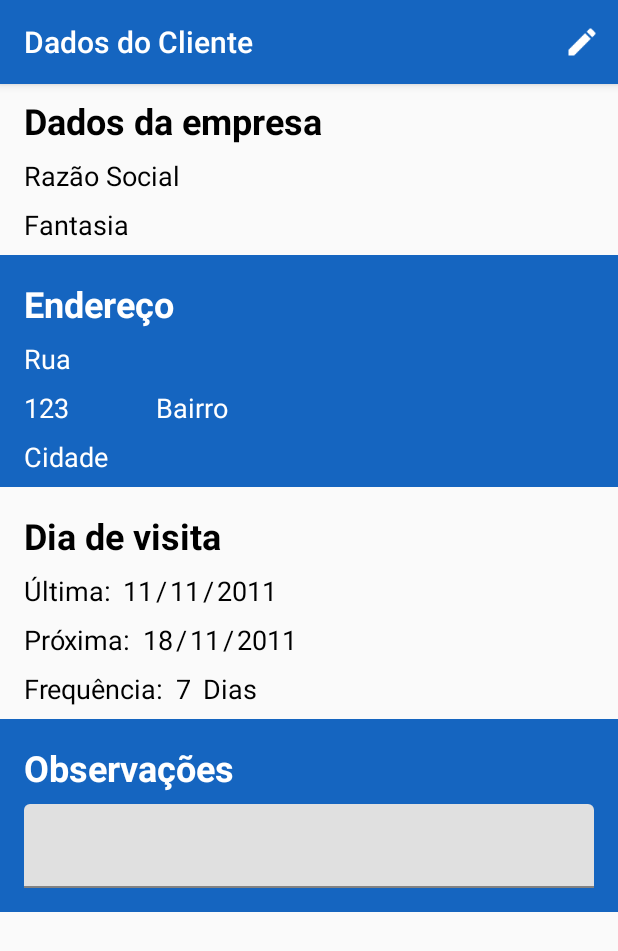
After one commit to pablohcl/W190227, an Android app: the fragment ClientesDadosFragment placed in its activity, on a phone screen of 412 x 824 dp. The commit adds this screen. Shown: the top 951 px of the screen. Run offline under Robolectric (Android 15) with nearby library versions, the phone set to English and light mode, and no system bars; 1 statement that could not run was skipped.

```diff
--- a/app/src/main/java/com/example/w190227/adapter/ClienteAdapter.java
+++ b/app/src/main/java/com/example/w190227/adapter/ClienteAdapter.java
@@ -1,7 +1,12 @@
 package com.example.w190227.adapter;
 
+import android.app.AlertDialog;
 import android.content.Context;
+import android.os.Bundle;
 import android.support.annotation.NonNull;
+import android.support.v4.app.Fragment;
+import android.support.v4.app.FragmentManager;
+import android.support.v4.app.FragmentTransaction;
 import android.support.v7.widget.RecyclerView;
 import android.view.LayoutInflater;
 import android.view.View;
@@ -10,6 +15,8 @@ import android.widget.TextView;
 import android.widget.Toast;
 
 import com.example.w190227.R;
+import com.example.w190227.fragment.BaseFragment;
+import com.example.w190227.fragment.ClientesDadosFragment;
 import com.example.w190227.objetos.Cliente;
 
 import java.util.ArrayList;
@@ -18,10 +25,12 @@ public class ClienteAdapter extends RecyclerView.Adapter {
 
     private Context context;
     private ArrayList<Cliente> alClientes;
+    private Fragment frag;
 
-    public ClienteAdapter(Context context1, ArrayList<Cliente> clientes){
+    public ClienteAdapter(Context context1, ArrayList<Cliente> clientes, Fragment f){
         this.context = context1;
         this.alClientes = clientes;
+        this.frag = f;
     }
 
     @NonNull
@@ -47,7 +56,14 @@ public class ClienteAdapter extends RecyclerView.Adapter {
         customViewHolder.itemView.setOnClickListener(new View.OnClickListener() {
             @Override
             public void onClick(View view) {
-                Toast.makeText(context, "Clicou no "+cliente.getId(), Toast.LENGTH_SHORT).show();
+                ClientesDadosFragment clientesDadosFragment = new ClientesDadosFragment();
+                FragmentTransaction ft = frag.getFragmentManager().beginTransaction();
+                Bundle arguments = new Bundle();
+                arguments.putInt("id", cliente.getId());
+                clientesDadosFragment.setArguments(arguments);
+                ft.replace(R.id.frame_content, clientesDadosFragment, null);
+                ft.addToBackStack(null);
+                ft.commit();
             }
         });
     }
--- /dev/null
+++ b/app/src/main/java/com/example/w190227/fragment/ClientesDadosFragment.java
@@ -0,0 +1,92 @@
+package com.example.w190227.fragment;
+
+import android.os.Bundle;
+import android.support.annotation.NonNull;
+import android.support.annotation.Nullable;
+import android.support.design.widget.TextInputLayout;
+import android.view.LayoutInflater;
+import android.view.Menu;
+import android.view.MenuInflater;
+import android.view.MenuItem;
+import android.view.View;
+import android.view.ViewGroup;
+import android.widget.TextView;
+import android.widget.Toast;
+
+import com.example.w190227.R;
+
+public class ClientesDadosFragment extends BaseFragment {
+
+    private TextView tvRazao;
+    private TextView tvFantasia;
+    private TextView tvRua;
+    private TextView tvNumero;
+    private TextView tvBairro;
+    private TextView tvCidade;
+    private TextView tvDiaUltima;
+    private TextView tvMesUltima;
+    private TextView tvAnoUltima;
+    private TextView tvDiaProxima;
+    private TextView tvMesProxima;
+    private TextView tvAnoProxima;
+    private TextView tvFrequencia;
+    private TextInputLayout tvObs;
+
+    private Bundle arguments;
+
+    @Nullable
+    @Override
+    public View onCreateView(@NonNull LayoutInflater inflater, @Nullable ViewGroup container, @Nullable Bundle savedInstanceState) {
+        View v = inflater.inflate(R.layout.fragment_clientes_dados, container, false);
+
+        tvRazao = v.findViewById(R.id.tv_razao_clientes_dados);
+        tvFantasia = v.findViewById(R.id.tv_fantasia_clientes_dados);
+        tvRua = v.findViewById(R.id.tv_rua_clientes_dados);
+        tvNumero = v.findViewById(R.id.tv_numero_clientes_dados);
+        tvBairro = v.findViewById(R.id.tv_bairro_clientes_dados);
+        tvCidade = v.findViewById(R.id.tv_cidade_clientes_dados);
+        tvDiaUltima = v.findViewById(R.id.tv_dia_ultima_clientes_dados);
+        tvMesUltima = v.findViewById(R.id.tv_mes_ultima_clientes_dados);
+        tvAnoUltima = v.findViewById(R.id.tv_ano_ultima_clientes_dados);
+        tvDiaProxima = v.findViewById(R.id.tv_dia_proxima_clientes_dados);
+        tvMesProxima = v.findViewById(R.id.tv_mes_proxima_clientes_dados);
+        tvAnoProxima = v.findViewById(R.id.tv_ano_proxima_clientes_dados);
+        tvFrequencia = v.findViewById(R.id.tv_frequencia_clientes_dados);
+        tvObs = v.findViewById(R.id.tv_obs_clientes_dados);
+
+        return v;
+    }
+
+    @Override
+    public void onActivityCreated(@Nullable Bundle savedInstanceState) {
+        super.onActivityCreated(savedInstanceState);
+        getActivity().setTitle("Dados do Cliente");
+
+        setNavigationViewInvisible();
+        setHasOptionsMenu(true);
+        arguments = getArguments();
+        Toast.makeText(getActivity(), "id do cliente: "+arguments.getInt("id"), Toast.LENGTH_SHORT).show();
+    }
+
+    @Override
+    public void onCreateOptionsMenu(Menu menu, MenuInflater inflater) {
+        inflater.inflate(R.menu.clientes_dados_actionbar, menu);
+    }
+
+    @Override
+    public boolean onOptionsItemSelected(MenuItem item) {
+        switch(item.getItemId()){
+            case R.id.action_edit_cliente:
+                // Abrir fragment para editar o cliente
+                Toast.makeText(getActivity(), "Clicou em editar", Toast.LENGTH_SHORT).show();
+                return true;
+
+                default:
+                    return super.onOptionsItemSelected(item);
+        }
+    }
+
+    private void getClienteSelecionado(int id){
+        // IMPLEMENTAR
+    }
+}
--- a/app/src/main/java/com/example/w190227/fragment/ClientesFragment.java
+++ b/app/src/main/java/com/example/w190227/fragment/ClientesFragment.java
@@ -82,7 +82,7 @@ public class ClientesFragment extends BaseFragment {
     }
 
     private void refreshList(){
-        ClienteAdapter adapter = new ClienteAdapter(getActivity(), alClientes);
+        ClienteAdapter adapter = new ClienteAdapter(getActivity(), alClientes, this);
         rvClientes.setAdapter(adapter);
         rvClientes.setHasFixedSize(true);
         rvClientes.setLayoutManager(new LinearLayoutManager(getActivity()));
--- a/app/src/main/java/com/example/w190227/fragment/NovoClienteFragment.java
+++ b/app/src/main/java/com/example/w190227/fragment/NovoClienteFragment.java
@@ -29,8 +29,6 @@ import com.example.w190227.util.db.ClienteDB;
 import java.util.Calendar;
 
 public class NovoClienteFragment extends BaseFragment {
-
-    private BottomNavigationView bottomNavigationView;
 
     private TextInputLayout et_razao;
     private TextInputLayout et_fantasia;
--- /dev/null
+++ b/app/src/main/res/layout/fragment_clientes_dados.xml
@@ -0,0 +1,383 @@
+<?xml version="1.0" encoding="utf-8"?>
+<android.support.constraint.ConstraintLayout
+    xmlns:android="http://schemas.android.com/apk/res/android"
+    xmlns:app="http://schemas.android.com/apk/res-auto"
+    xmlns:tools="http://schemas.android.com/tools"
+    android:layout_width="match_parent"
+    android:layout_height="match_parent">
+
+    <ScrollView
+        android:layout_width="0dp"
+        android:layout_height="0dp"
+        app:layout_constraintBottom_toBottomOf="parent"
+        app:layout_constraintEnd_toEndOf="parent"
+        app:layout_constraintStart_toStartOf="parent"
+        app:layout_constraintTop_toTopOf="parent">
+
+
+        <android.support.constraint.ConstraintLayout
+            android:layout_width="match_parent"
+            android:layout_height="wrap_content">
+
+            <TextView
+                android:id="@+id/textView2"
+                android:layout_width="wrap_content"
+                android:layout_height="wrap_content"
+                android:layout_marginStart="16dp"
+                android:layout_marginTop="8dp"
+                android:text="Dados da empresa"
+                android:textColor="@color/md_black_1000"
+                android:textSize="24sp"
+                android:textStyle="bold"
+                app:layout_constraintStart_toStartOf="parent"
+                app:layout_constraintTop_toTopOf="parent" />
+
+            <TextView
+                android:id="@+id/tv_razao_clientes_dados"
+                android:layout_width="0dp"
+                android:layout_height="wrap_content"
+                android:layout_marginStart="16dp"
+                android:layout_marginTop="8dp"
+                android:layout_marginEnd="16dp"
+                android:text="Razão Social"
+                android:textColor="@color/md_black_1000"
+                android:textSize="18sp"
+                app:layout_constraintEnd_toEndOf="parent"
+                app:layout_constraintStart_toStartOf="parent"
+                app:layout_constraintTop_toBottomOf="@+id/textView2" />
+
+            <TextView
+                android:id="@+id/tv_fantasia_clientes_dados"
+                android:layout_width="0dp"
+                android:layout_height="wrap_content"
+                android:layout_marginStart="16dp"
+                android:layout_marginTop="8dp"
+                android:layout_marginEnd="16dp"
+                android:text="Fantasia"
+                android:textColor="@color/md_black_1000"
+                android:textSize="18sp"
+                app:layout_constraintEnd_toEndOf="parent"
+                app:layout_constraintStart_toStartOf="parent"
+                app:layout_constraintTop_toBottomOf="@+id/tv_razao_clientes_dados" />
+
+            <TextView
+                android:id="@+id/textView14"
+                android:layout_width="wrap_content"
+                android:layout_height="wrap_content"
+                android:layout_marginStart="16dp"
+                android:layout_marginTop="16dp"
+                android:text="Dia de visita"
+                android:textColor="@color/md_black_1000"
+                android:textSize="24sp"
+                android:textStyle="bold"
+                app:layout_constraintStart_toStartOf="parent"
+                app:layout_constraintTop_toBottomOf="@+id/constraintLayout2" />
+
+            <TextView
+                android:id="@+id/textView15"
+                android:layout_width="wrap_content"
+                android:layout_height="wrap_content"
+                android:layout_marginStart="16dp"
+                android:layout_marginTop="8dp"
+                android:text="Última:"
+                android:textColor="@color/md_black_1000"
+                android:textSize="18sp"
+                app:layout_constraintStart_toStartOf="parent"
+                app:layout_constraintTop_toBottomOf="@+id/textView14" />
+
+            <TextView
+                android:id="@+id/textView16"
+                android:layout_width="wrap_content"
+                android:layout_height="wrap_content"
+                android:layout_marginStart="16dp"
+                android:layout_marginTop="8dp"
+                android:text="Próxima:"
+                android:textColor="@color/md_black_1000"
+                android:textSize="18sp"
+                app:layout_constraintStart_toStartOf="parent"
+                app:layout_constraintTop_toBottomOf="@+id/textView15" />
+
+            <android.support.constraint.ConstraintLayout
+                android:id="@+id/constraintLayout2"
+                android:layout_width="match_parent"
+                android:layout_height="match_parent"
+                android:layout_marginTop="8dp"
+                android:background="@color/colorPrimary"
+                app:layout_constraintEnd_toEndOf="parent"
+                app:layout_constraintStart_toStartOf="parent"
+                app:layout_constraintTop_toBottomOf="@+id/tv_fantasia_clientes_dados">
+
+                <TextView
+                    android:id="@+id/textView8"
+                    android:layout_width="wrap_content"
+                    android:layout_height="wrap_content"
+                    android:layout_marginStart="16dp"
+                    android:layout_marginTop="16dp"
+                    android:text="Endereço"
+                    android:textColor="@color/md_white_1000"
+                    android:textSize="24sp"
+                    android:textStyle="bold"
+                    app:layout_constraintStart_toStartOf="parent"
+                    app:layout_constraintTop_toTopOf="parent" />
+
+                <TextView
+                    android:id="@+id/tv_rua_clientes_dados"
+                    android:layout_width="0dp"
+                    android:layout_height="wrap_content"
+                    android:layout_marginStart="16dp"
+                    android:layout_marginTop="8dp"
+                    android:layout_marginEnd="16dp"
+                    android:text="Rua"
+                    android:textColor="@color/md_white_1000"
+                    android:textSize="18sp"
+                    app:layout_constraintEnd_toEndOf="parent"
+                    app:layout_constraintStart_toStartOf="parent"
+                    app:layout_constraintTop_toBottomOf="@+id/textView8" />
+
+                <TextView
+                    android:id="@+id/tv_numero_clientes_dados"
+                    android:layout_width="80dp"
+                    android:layout_height="wrap_content"
+                    android:layout_marginStart="16dp"
+                    android:layout_marginTop="8dp"
+                    android:text="123"
+                    android:textColor="@color/md_white_1000"
+                    android:textSize="18sp"
+                    app:layout_constraintStart_toStartOf="parent"
+                    app:layout_constraintTop_toBottomOf="@+id/tv_rua_clientes_dados" />
+
+                <TextView
+                    android:id="@+id/tv_bairro_clientes_dados"
+                    android:layout_width="0dp"
+                    android:layout_height="wrap_content"
+                    android:layout_marginStart="8dp"
+                    android:layout_marginTop="8dp"
+                    android:layout_marginEnd="16dp"
+                    android:text="Bairro"
+                    android:textColor="@color/md_white_1000"
+                    android:textSize="18sp"
+                    app:layout_constraintEnd_toEndOf="parent"
+                    app:layout_constraintStart_toEndOf="@+id/tv_numero_clientes_dados"
+                    app:layout_constraintTop_toBottomOf="@+id/tv_rua_clientes_dados" />
+
+                <TextView
+                    android:id="@+id/tv_cidade_clientes_dados"
+                    android:layout_width="0dp"
+                    android:layout_height="wrap_content"
+                    android:layout_marginStart="16dp"
+                    android:layout_marginTop="8dp"
+                    android:layout_marginEnd="16dp"
+                    android:layout_marginBottom="8dp"
+                    android:text="Cidade"
+                    android:textColor="@color/md_white_1000"
+                    android:textSize="18sp"
+                    app:layout_constraintBottom_toBottomOf="parent"
+                    app:layout_constraintEnd_toEndOf="parent"
+                    app:layout_constraintStart_toStartOf="parent"
+                    app:layout_constraintTop_toBottomOf="@+id/tv_numero_clientes_dados" />
+            </android.support.constraint.ConstraintLayout>
+
+            <TextView
+                android:id="@+id/tv_dia_ultima_clientes_dados"
+                android:layout_width="wrap_content"
+                android:layout_height="wrap_content"
+                android:layout_marginStart="8dp"
+                android:layout_marginTop="8dp"
+                android:text="11"
+                android:textColor="@color/md_black_1000"
+                android:textSize="18sp"
+                app:layout_constraintStart_toEndOf="@+id/textView15"
+                app:layout_constraintTop_toBottomOf="@+id/textView14" />
+
+            <TextView
+                android:id="@+id/textView18"
+                android:layout_width="wrap_content"
+                android:layout_height="wrap_content"
+                android:layout_marginStart="2dp"
+                android:layout_marginTop="8dp"
+                android:text="/"
+                android:textColor="@color/md_black_1000"
+                android:textSize="18sp"
+                app:layout_constraintStart_toEndOf="@+id/tv_dia_ultima_clientes_dados"
+                app:layout_constraintTop_toBottomOf="@+id/textView14" />
+
+            <TextView
+                android:id="@+id/tv_mes_ultima_clientes_dados"
+                android:layout_width="wrap_content"
+                android:layout_height="wrap_content"
+                android:layout_marginStart="2dp"
+                android:layout_marginTop="8dp"
+                android:text="11"
+                android:textColor="@color/md_black_1000"
+                android:textSize="18sp"
+                app:layout_constraintStart_toEndOf="@+id/textView18"
+                app:layout_constraintTop_toBottomOf="@+id/textView14" />
+
+            <TextView
+                android:id="@+id/textView20"
+                android:layout_width="wrap_content"
+                android:layout_height="wrap_content"
+                android:layout_marginStart="2dp"
+                android:layout_marginTop="8dp"
+                android:text="/"
+                android:textColor="@color/md_black_1000"
+                android:textSize="18sp"
+                app:layout_constraintStart_toEndOf="@+id/tv_mes_ultima_clientes_dados"
+                app:layout_constraintTop_toBottomOf="@+id/textView14" />
+
+            <TextView
+                android:id="@+id/tv_ano_ultima_clientes_dados"
+                android:layout_width="wrap_content"
+                android:layout_height="wrap_content"
+                android:layout_marginStart="2dp"
+                android:layout_marginTop="8dp"
+                android:text="2011"
+                android:textColor="@color/md_black_1000"
+                android:textSize="18sp"
+                app:layout_constraintStart_toEndOf="@+id/textView20"
+                app:layout_constraintTop_toBottomOf="@+id/textView14" />
+
+            <TextView
+                android:id="@+id/tv_dia_proxima_clientes_dados"
+                android:layout_width="wrap_content"
+                android:layout_height="wrap_content"
+                android:layout_marginStart="8dp"
+                android:layout_marginTop="8dp"
+                android:text="18"
+                android:textColor="@color/md_black_1000"
+                android:textSize="18sp"
+                app:layout_constraintStart_toEndOf="@+id/textView16"
+                app:layout_constraintTop_toBottomOf="@+id/textView15" />
+
+            <TextView
+                android:id="@+id/textView23"
+                android:layout_width="wrap_content"
+                android:layout_height="wrap_content"
+                android:layout_marginStart="2dp"
+                android:layout_marginTop="8dp"
+                android:text="/"
+                android:textColor="@color/md_black_1000"
+                android:textSize="18sp"
+                app:layout_constraintStart_toEndOf="@+id/tv_dia_proxima_clientes_dados"
+                app:layout_constraintTop_toBottomOf="@+id/textView15" />
+
+            <TextView
+                android:id="@+id/tv_mes_proxima_clientes_dados"
+                android:layout_width="wrap_content"
+                android:layout_height="wrap_content"
+                android:layout_marginStart="2dp"
+                android:layout_marginTop="8dp"
+                android:text="11"
+                android:textColor="@color/md_black_1000"
+                android:textSize="18sp"
+                app:layout_constraintStart_toEndOf="@+id/textView23"
+                app:layout_constraintTop_toBottomOf="@+id/textView15" />
+
+            <TextView
+                android:id="@+id/textView27"
+                android:layout_width="wrap_content"
+                android:layout_height="wrap_content"
+                android:layout_marginStart="2dp"
+                android:layout_marginTop="8dp"
+                android:text="/"
+                android:textColor="@color/md_black_1000"
+                android:textSize="18sp"
+                app:layout_constraintStart_toEndOf="@+id/tv_mes_proxima_clientes_dados"
+                app:layout_constraintTop_toBottomOf="@+id/textView15" />
+
+            <TextView
+                android:id="@+id/tv_ano_proxima_clientes_dados"
+                android:layout_width="wrap_content"
+                android:layout_height="wrap_content"
+                android:layout_marginStart="2dp"
+                android:layout_marginTop="8dp"
+                android:text="2011"
+                android:textColor="@color/md_black_1000"
+                android:textSize="18sp"
+                app:layout_constraintStart_toEndOf="@+id/textView27"
+                app:layout_constraintTop_toBottomOf="@+id/textView15" />
+
+            <TextView
+                android:id="@+id/textView29"
+                android:layout_width="wrap_content"
+                android:layout_height="wrap_content"
+                android:layout_marginStart="16dp"
+                android:layout_marginTop="8dp"
+                android:text="Frequência:"
+                android:textColor="@color/md_black_1000"
+                android:textSize="18sp"
+                app:layout_constraintStart_toStartOf="parent"
+                app:layout_constraintTop_toBottomOf="@+id/textView16" />
+
+            <TextView
+                android:id="@+id/tv_frequencia_clientes_dados"
+                android:layout_width="wrap_content"
+                android:layout_height="wrap_content"
+                android:layout_marginStart="8dp"
+                android:layout_marginTop="8dp"
+                android:text="7"
+                android:textColor="@color/md_black_1000"
+                android:textSize="18sp"
+                app:layout_constraintStart_toEndOf="@+id/textView29"
+                app:layout_constraintTop_toBottomOf="@+id/textView16" />
+
+            <TextView
+                android:id="@+id/textView31"
+                android:layout_width="wrap_content"
+                android:layout_height="wrap_content"
+                android:layout_marginStart="8dp"
+                android:layout_marginTop="8dp"
+                android:text="Dias"
+                android:textColor="@color/md_black_1000"
+                android:textSize="18sp"
+                app:layout_constraintStart_toEndOf="@+id/tv_frequencia_clientes_dados"
+                app:layout_constraintTop_toBottomOf="@+id/textView16" />
+
+            <android.support.constraint.ConstraintLayout
+                android:layout_width="0dp"
+                android:layout_height="wrap_content"
+                android:layout_marginTop="8dp"
+                app:layout_constraintEnd_toEndOf="parent"
+                app:layout_constraintStart_toStartOf="parent"
+                android:background="@color/colorPrimary"
+                app:layout_constraintTop_toBottomOf="@+id/textView29">
+
+                <TextView
+                    android:id="@+id/textView32"
+                    android:layout_width="wrap_content"
+                    android:layout_height="wrap_content"
+                    android:layout_marginStart="16dp"
+                    android:layout_marginTop="16dp"
+                    android:text="Observações"
+                    android:textColor="@color/md_white_1000"
+                    android:textSize="24sp"
+                    android:textStyle="bold"
+                    app:layout_constraintStart_toStartOf="parent"
+                    app:layout_constraintTop_toTopOf="parent" />
+
+                <android.support.design.widget.TextInputLayout
+                    android:id="@+id/tv_obs_clientes_dados"
+                    style="@style/Widget.MaterialComponents.TextInputLayout.FilledBox"
+                    android:layout_width="0dp"
+                    android:layout_height="wrap_content"
+                    android:layout_marginStart="16dp"
+                    android:layout_marginTop="8dp"
+                    android:layout_marginEnd="16dp"
+                    android:layout_marginBottom="16dp"
+                    app:boxBackgroundColor="@color/md_grey_300"
+                    app:layout_constraintBottom_toBottomOf="parent"
+                    app:layout_constraintEnd_toEndOf="parent"
+                    app:layout_constraintStart_toStartOf="parent"
+                    app:layout_constraintTop_toBottomOf="@+id/textView32">
+
+                    <android.support.design.widget.TextInputEditText
+                        android:layout_width="match_parent"
+                        android:layout_height="wrap_content" />
+                </android.support.design.widget.TextInputLayout>
+
+            </android.support.constraint.ConstraintLayout>
+
+        </android.support.constraint.ConstraintLayout>
+    </ScrollView>
+
+</android.support.constraint.ConstraintLayout>
--- /dev/null
+++ b/app/src/main/res/menu/clientes_dados_actionbar.xml
@@ -0,0 +1,9 @@
+<?xml version="1.0" encoding="utf-8"?>
+<menu xmlns:android="http://schemas.android.com/apk/res/android"
+    xmlns:app="http://schemas.android.com/apk/res-auto">
+    <item
+        android:id="@+id/action_edit_cliente"
+        android:title="Editar"
+        android:icon="@drawable/ic_edit_white"
+        app:showAsAction="always"/>
+</menu>
```
Also changed, not shown: app/src/main/res/drawable-hdpi/ic_edit_white.png (added), app/src/main/res/drawable-mdpi/ic_edit_white.png (added), app/src/main/res/drawable-xhdpi/ic_edit_white.png (added), app/src/main/res/drawable-xxhdpi/ic_edit_white.png (added), app/src/main/res/drawable-xxxhdpi/ic_edit_white.png (added).
